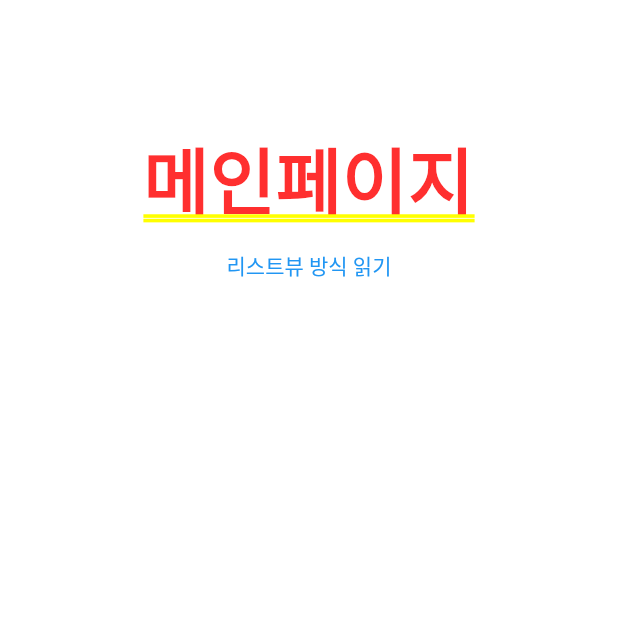
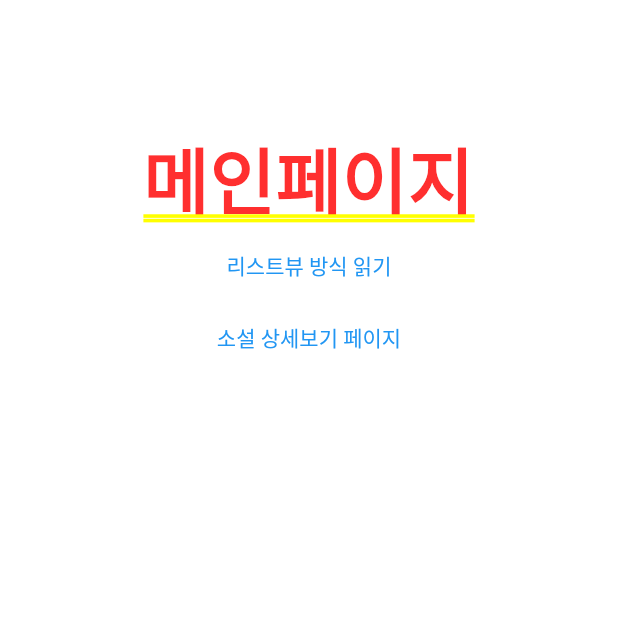
Before and after one commit to EDDI-RobotAcademy/next-page, a Flutter app: the screen it shows after launch, on a phone screen of 412 x 824 dp, the top half of it. Run offline on Flutter 3.47's test engine with Material 2 defaults, Android fonts, the phone set to English and light mode, and no system bars; missing offline and left inert: basic.

Commit message:
feat:[김장순] 게재된 웹 소설을 읽을 수 있는 리스트 뷰 방식의 소설 뷰어 UI [NEXT-PAGE-APP-UI-9]

```diff
--- a/next-page-flutter/app/lib/home-screen.dart
+++ b/next-page-flutter/app/lib/home-screen.dart
@@ -1,7 +1,6 @@
+import 'package:basic/novel/novel-detail-screen.dart';
 import 'package:basic/novel/scroll-novel-viewer-screen.dart';
 import 'package:flutter/material.dart';
-
-import 'novel-reader-screen.dart';
 
 class HomeScreen extends StatefulWidget {
   const HomeScreen({Key? key}) : super(key: key);
@@ -27,6 +26,12 @@ class _HomeScreenState extends State<HomeScreen> {
                 Navigator.push(context, MaterialPageRoute(builder: (context) => ScrollNovelViewerScreen()));
               },
               child: Text("리스트뷰 방식 읽기")),
+          TextButton(
+              onPressed: () {
+                Navigator.push(context, MaterialPageRoute(builder: (context) => NovelDetailScreen()));
+              },
+              child: Text("소설 상세보기 페이지")),
+
         ],
       ),
     );
--- a/next-page-flutter/app/lib/main.dart
+++ b/next-page-flutter/app/lib/main.dart
@@ -1,5 +1,5 @@
 import 'package:flutter/material.dart';
-
+import 'package:flutter/services.dart';
 import 'home-screen.dart';
 
 void main() {
@@ -13,6 +13,11 @@ class MyApp extends StatelessWidget {
   Widget build(BuildContext context) {
     return MaterialApp(
       debugShowCheckedModeBanner: false,
+      theme: ThemeData(
+          appBarTheme: const AppBarTheme(
+              systemOverlayStyle: SystemUiOverlayStyle.dark
+          )
+      ),
       home: HomeScreen(),
     );
   }
--- a/next-page-flutter/app/lib/novel/scroll-novel-viewer-screen.dart
+++ b/next-page-flutter/app/lib/novel/scroll-novel-viewer-screen.dart
@@ -101,7 +101,7 @@ class _ScrollNovelViewerScreenState extends State<ScrollNovelViewerScreen>
     );
   }
 
-  /*Widget _buildViewerBody(){
+  Widget _buildViewerBody(){
     return GestureDetector(
       onTapDown: (TapDownDetails td) {
         setState(() {
@@ -139,7 +139,7 @@ class _ScrollNovelViewerScreenState extends State<ScrollNovelViewerScreen>
         ),
       ),
     );
-  }*/
+  }
 
   BottomAppBar _buildViewerBottomAppbar(){
     return BottomAppBar(
```
Also changed, not shown: next-page-flutter/app/lib/model/tmp-novel-model.dart (+8 -1 lines).
